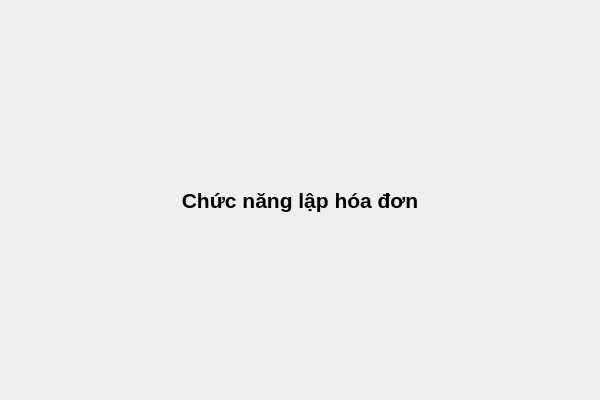
Qt form hoadonpage.ui (MinhKhang-ti/QuanLyVatTu) before a commit.
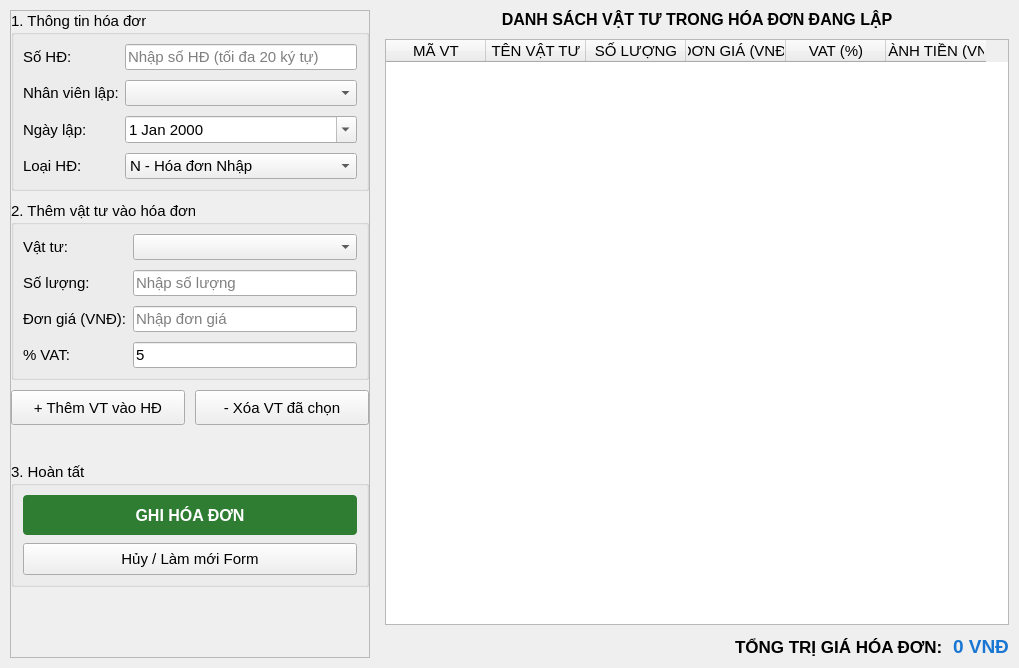
The same form after that commit.

The edit to the form file:
```diff
--- a/hoadonpage.ui
+++ b/hoadonpage.ui
@@ -6,28 +6,426 @@
    <rect>
     <x>0</x>
     <y>0</y>
-    <width>600</width>
-    <height>400</height>
+    <width>1019</width>
+    <height>668</height>
    </rect>
   </property>
+  <property name="font">
+   <font>
+    <pointsize>11</pointsize>
+   </font>
+  </property>
   <property name="windowTitle">
    <string>Form</string>
   </property>
-  <layout class="QVBoxLayout" name="mainLayout">
+  <layout class="QHBoxLayout" name="horizontalLayout_Main">
+   <property name="spacing">
+    <number>15</number>
+   </property>
+   <property name="leftMargin">
+    <number>10</number>
+   </property>
+   <property name="topMargin">
+    <number>10</number>
+   </property>
+   <property name="rightMargin">
+    <number>10</number>
+   </property>
+   <property name="bottomMargin">
+    <number>10</number>
+   </property>
    <item>
-    <widget class="QLabel" name="label">
-     <property name="font">
-      <font>
-       <pointsize>16</pointsize>
-       <bold>true</bold>
-      </font>
+    <widget class="QFrame" name="leftPanel">
+     <property name="minimumSize">
+      <size>
+       <width>360</width>
+       <height>0</height>
+      </size>
      </property>
-     <property name="text">
-      <string>Chức năng lập hóa đơn</string>
+     <property name="maximumSize">
+      <size>
+       <width>360</width>
+       <height>16777215</height>
+      </size>
      </property>
-     <property name="alignment">
-      <set>Qt::AlignCenter</set>
+     <property name="frameShape">
+      <enum>QFrame::Shape::StyledPanel</enum>
      </property>
+     <layout class="QVBoxLayout" name="verticalLayout_Left">
+      <property name="spacing">
+       <number>10</number>
+      </property>
+      <property name="leftMargin">
+       <number>0</number>
+      </property>
+      <property name="topMargin">
+       <number>0</number>
+      </property>
+      <property name="rightMargin">
+       <number>0</number>
+      </property>
+      <property name="bottomMargin">
+       <number>0</number>
+      </property>
+      <item>
+       <widget class="QGroupBox" name="groupBox_HoaDon">
+        <property name="title">
+         <string>1. Thông tin hóa đơn</string>
+        </property>
+        <layout class="QFormLayout" name="formLayout_HD">
+         <property name="verticalSpacing">
+          <number>10</number>
+         </property>
+         <item row="0" column="0">
+          <widget class="QLabel" name="label_SoHD">
+           <property name="text">
+            <string>Số HĐ:</string>
+           </property>
+          </widget>
+         </item>
+         <item row="0" column="1">
+          <widget class="QLineEdit" name="soHDEdit">
+           <property name="placeholderText">
+            <string>Nhập số HĐ (tối đa 20 ký tự)</string>
+           </property>
+          </widget>
+         </item>
+         <item row="1" column="0">
+          <widget class="QLabel" name="label_NV">
+           <property name="text">
+            <string>Nhân viên lập:</string>
+           </property>
+          </widget>
+         </item>
+         <item row="1" column="1">
+          <widget class="QComboBox" name="nvCombo"/>
+         </item>
+         <item row="2" column="0">
+          <widget class="QLabel" name="label_Ngay">
+           <property name="text">
+            <string>Ngày lập:</string>
+           </property>
+          </widget>
+         </item>
+         <item row="2" column="1">
+          <widget class="QDateEdit" name="ngayLapEdit">
+           <property name="calendarPopup">
+            <bool>true</bool>
+           </property>
+          </widget>
+         </item>
+         <item row="3" column="0">
+          <widget class="QLabel" name="label_Loai">
+           <property name="text">
+            <string>Loại HĐ:</string>
+           </property>
+          </widget>
+         </item>
+         <item row="3" column="1">
+          <widget class="QComboBox" name="loaiCombo">
+           <item>
+            <property name="text">
+             <string>N - Hóa đơn Nhập</string>
+            </property>
+           </item>
+           <item>
+            <property name="text">
+             <string>X - Hóa đơn Xuất</string>
+            </property>
+           </item>
+          </widget>
+         </item>
+        </layout>
+       </widget>
+      </item>
+      <item>
+       <widget class="QGroupBox" name="groupBox_CTHD">
+        <property name="title">
+         <string>2. Thêm vật tư vào hóa đơn</string>
+        </property>
+        <layout class="QFormLayout" name="formLayout_CT">
+         <property name="verticalSpacing">
+          <number>10</number>
+         </property>
+         <item row="0" column="0">
+          <widget class="QLabel" name="label_VatTu">
+           <property name="text">
+            <string>Vật tư:</string>
+           </property>
+          </widget>
+         </item>
+         <item row="0" column="1">
+          <widget class="QComboBox" name="vtCombo"/>
+         </item>
+         <item row="1" column="0">
+          <widget class="QLabel" name="label_SoLuong">
+           <property name="text">
+            <string>Số lượng:</string>
+           </property>
+          </widget>
+         </item>
+         <item row="1" column="1">
+          <widget class="QLineEdit" name="soLuongEdit">
+           <property name="placeholderText">
+            <string>Nhập số lượng</string>
+           </property>
+          </widget>
+         </item>
+         <item row="2" column="0">
+          <widget class="QLabel" name="label_DonGia">
+           <property name="text">
+            <string>Đơn giá (VNĐ):</string>
+           </property>
+          </widget>
+         </item>
+         <item row="2" column="1">
+          <widget class="QLineEdit" name="donGiaEdit">
+           <property name="placeholderText">
+            <string>Nhập đơn giá</string>
+           </property>
+          </widget>
+         </item>
+         <item row="3" column="0">
+          <widget class="QLabel" name="label_VAT">
+           <property name="text">
+            <string>% VAT:</string>
+           </property>
+          </widget>
+         </item>
+         <item row="3" column="1">
+          <widget class="QLineEdit" name="vatEdit">
+           <property name="text">
+            <string>5</string>
+           </property>
+           <property name="placeholderText">
+            <string>Nhập VAT (vd: 5, 8, 10)</string>
+           </property>
+          </widget>
+         </item>
+        </layout>
+       </widget>
+      </item>
+      <item>
+       <layout class="QHBoxLayout" name="horizontalLayout_CTButtons">
+        <item>
+         <widget class="QPushButton" name="themCTButton">
+          <property name="minimumSize">
+           <size>
+            <width>0</width>
+            <height>35</height>
+           </size>
+          </property>
+          <property name="text">
+           <string>+ Thêm VT vào HĐ</string>
+          </property>
+         </widget>
+        </item>
+        <item>
+         <widget class="QPushButton" name="xoaCTButton">
+          <property name="minimumSize">
+           <size>
+            <width>0</width>
+            <height>35</height>
+           </size>
+          </property>
+          <property name="text">
+           <string>- Xóa VT đã chọn</string>
+          </property>
+         </widget>
+        </item>
+       </layout>
+      </item>
+      <item>
+       <widget class="QLabel" name="errorLabel">
+        <property name="styleSheet">
+         <string notr="true">color: red; font-weight: bold; font-style: italic;</string>
+        </property>
+        <property name="text">
+         <string/>
+        </property>
+        <property name="wordWrap">
+         <bool>true</bool>
+        </property>
+       </widget>
+      </item>
+      <item>
+       <widget class="QGroupBox" name="groupBox_Ghi">
+        <property name="title">
+         <string>3. Hoàn tất</string>
+        </property>
+        <layout class="QVBoxLayout" name="verticalLayout_Ghi">
+         <property name="spacing">
+          <number>8</number>
+         </property>
+         <item>
+          <widget class="QPushButton" name="ghiButton">
+           <property name="minimumSize">
+            <size>
+             <width>0</width>
+             <height>40</height>
+            </size>
+           </property>
+           <property name="font">
+            <font>
+             <pointsize>12</pointsize>
+             <bold>true</bold>
+            </font>
+           </property>
+           <property name="styleSheet">
+            <string notr="true">background-color: #2e7d32; color: white; border-radius: 4px;</string>
+           </property>
+           <property name="text">
+            <string>GHI HÓA ĐƠN</string>
+           </property>
+          </widget>
+         </item>
+         <item>
+          <widget class="QPushButton" name="huyButton">
+           <property name="minimumSize">
+            <size>
+             <width>0</width>
+             <height>32</height>
+            </size>
+           </property>
+           <property name="text">
+            <string>Hủy / Làm mới Form</string>
+           </property>
+          </widget>
+         </item>
+        </layout>
+       </widget>
+      </item>
+      <item>
+       <spacer name="verticalSpacer">
+        <property name="orientation">
+         <enum>Qt::Orientation::Vertical</enum>
+        </property>
+        <property name="sizeHint" stdset="0">
+         <size>
+          <width>20</width>
+          <height>40</height>
+         </size>
+        </property>
+       </spacer>
+      </item>
+     </layout>
+    </widget>
+   </item>
+   <item>
+    <widget class="QWidget" name="rightPanel" native="true">
+     <layout class="QVBoxLayout" name="verticalLayout_Right">
+      <property name="spacing">
+       <number>10</number>
+      </property>
+      <property name="leftMargin">
+       <number>0</number>
+      </property>
+      <property name="topMargin">
+       <number>0</number>
+      </property>
+      <property name="rightMargin">
+       <number>0</number>
+      </property>
+      <property name="bottomMargin">
+       <number>0</number>
+      </property>
+      <item>
+       <widget class="QLabel" name="titleLabel">
+        <property name="font">
+         <font>
+          <pointsize>12</pointsize>
+          <bold>true</bold>
+         </font>
+        </property>
+        <property name="text">
+         <string>DANH SÁCH VẬT TƯ TRONG HÓA ĐƠN ĐANG LẬP</string>
+        </property>
+        <property name="alignment">
+         <set>Qt::AlignmentFlag::AlignCenter</set>
+        </property>
+       </widget>
+      </item>
+      <item>
+       <widget class="QTableWidget" name="tableCTHD">
+        <column>
+         <property name="text">
+          <string>MÃ VT</string>
+         </property>
+        </column>
+        <column>
+         <property name="text">
+          <string>TÊN VẬT TƯ</string>
+         </property>
+        </column>
+        <column>
+         <property name="text">
+          <string>SỐ LƯỢNG</string>
+         </property>
+        </column>
+        <column>
+         <property name="text">
+          <string>ĐƠN GIÁ (VNĐ)</string>
+         </property>
+        </column>
+        <column>
+         <property name="text">
+          <string>VAT (%)</string>
+         </property>
+        </column>
+        <column>
+         <property name="text">
+          <string>THÀNH TIỀN (VNĐ)</string>
+         </property>
+        </column>
+       </widget>
+      </item>
+      <item>
+       <layout class="QHBoxLayout" name="horizontalLayout_TongTien">
+        <item>
+         <spacer name="horizontalSpacer">
+          <property name="orientation">
+           <enum>Qt::Orientation::Horizontal</enum>
+          </property>
+          <property name="sizeHint" stdset="0">
+           <size>
+            <width>40</width>
+            <height>20</height>
+           </size>
+          </property>
+         </spacer>
+        </item>
+        <item>
+         <widget class="QLabel" name="label_TongTienText">
+          <property name="font">
+           <font>
+            <pointsize>13</pointsize>
+            <bold>true</bold>
+           </font>
+          </property>
+          <property name="text">
+           <string>TỔNG TRỊ GIÁ HÓA ĐƠN:</string>
+          </property>
+         </widget>
+        </item>
+        <item>
+         <widget class="QLabel" name="tongTienLabel">
+          <property name="font">
+           <font>
+            <pointsize>14</pointsize>
+            <bold>true</bold>
+           </font>
+          </property>
+          <property name="styleSheet">
+           <string notr="true">color: #1976d2;</string>
+          </property>
+          <property name="text">
+           <string>0 VNĐ</string>
+          </property>
+         </widget>
+        </item>
+       </layout>
+      </item>
+     </layout>
     </widget>
    </item>
   </layout>
```
Left out of the diff: 2 changed lines with no effect on the pictures.
